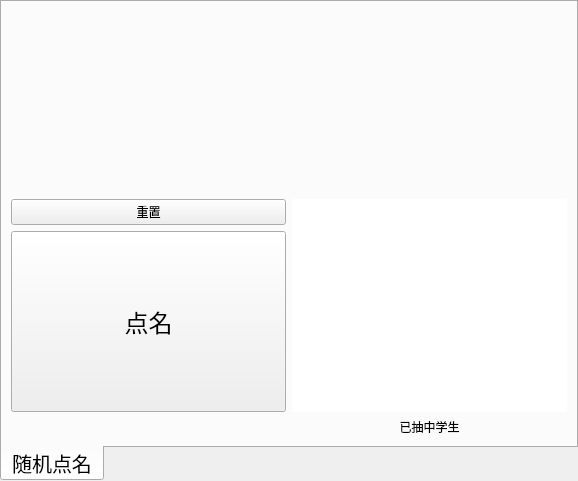
This is display/extrawindow.ui in bili9blood/class-system as Qt 5 draws it before an edit. The edited form follows.
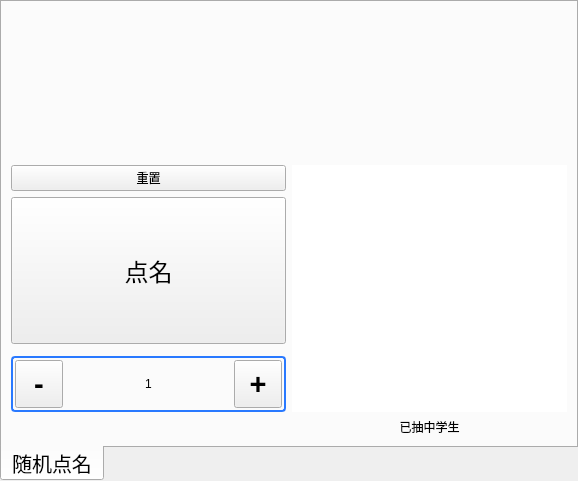
This is the edited form.

Commit message: feat(display/extrawnd): multi-rollcall

Patch:
```diff
--- a/display/extrawindow.ui
+++ b/display/extrawindow.ui
@@ -46,18 +46,11 @@
       <attribute name="title">
        <string>随机点名</string>
       </attribute>
-      <layout class="QGridLayout" name="rollcall_layout" rowstretch="1,1,1,0" columnstretch="1,1">
-       <item row="1" column="1" rowspan="2">
-        <widget class="QListWidget" name="called_list">
-         <property name="frameShape">
-          <enum>QFrame::NoFrame</enum>
-         </property>
-        </widget>
-       </item>
-       <item row="1" column="0">
-        <widget class="QPushButton" name="rollcall_reset_button">
-         <property name="text">
-          <string>重置</string>
+      <layout class="QGridLayout" name="rollcall_layout" rowstretch="1,1,1,0,0,0" columnstretch="1,1">
+       <item row="5" column="0">
+        <widget class="QLabel" name="uncalled_students_label">
+         <property name="wordWrap">
+          <bool>true</bool>
          </property>
         </widget>
        </item>
@@ -88,7 +81,14 @@
          </property>
         </widget>
        </item>
-       <item row="3" column="1">
+       <item row="1" column="0">
+        <widget class="QPushButton" name="rollcall_reset_button">
+         <property name="text">
+          <string>重置</string>
+         </property>
+        </widget>
+       </item>
+       <item row="5" column="1">
         <widget class="QLabel" name="called_title_label">
          <property name="text">
           <string>已抽中学生</string>
@@ -98,10 +98,99 @@
          </property>
         </widget>
        </item>
-       <item row="3" column="0">
-        <widget class="QLabel" name="uncalled_students_label">
-         <property name="wordWrap">
-          <bool>true</bool>
+       <item row="4" column="0">
+        <widget class="QWidget" name="rollcall_count_widget" native="true">
+         <property name="minimumSize">
+          <size>
+           <width>0</width>
+           <height>20</height>
+          </size>
+         </property>
+         <property name="styleSheet">
+          <string notr="true">#rollcall_count_widget {
+  border: 2px solid #2979FF;
+  border-radius: 4px;
+}
+
+QToolButton {
+  font-size: 29px;
+  font-weight: 1000;
+}</string>
+         </property>
+         <layout class="QHBoxLayout" name="rollcall_count_layout">
+          <property name="leftMargin">
+           <number>4</number>
+          </property>
+          <property name="topMargin">
+           <number>4</number>
+          </property>
+          <property name="rightMargin">
+           <number>4</number>
+          </property>
+          <property name="bottomMargin">
+           <number>4</number>
+          </property>
+          <item>
+           <widget class="QToolButton" name="rollcall_decrease_count_btn">
+            <property name="sizePolicy">
+             <sizepolicy hsizetype="Maximum" vsizetype="Fixed">
+              <horstretch>0</horstretch>
+              <verstretch>0</verstretch>
+             </sizepolicy>
+            </property>
+            <property name="minimumSize">
+             <size>
+              <width>48</width>
+              <height>48</height>
+             </size>
+            </property>
+            <property name="text">
+             <string>-</string>
+            </property>
+           </widget>
+          </item>
+          <item>
+           <widget class="QLabel" name="rollcall_count_label">
+            <property name="sizePolicy">
+             <sizepolicy hsizetype="Preferred" vsizetype="Preferred">
+              <horstretch>0</horstretch>
+              <verstretch>0</verstretch>
+             </sizepolicy>
+            </property>
+            <property name="text">
+             <string>1</string>
+            </property>
+            <property name="alignment">
+             <set>Qt::AlignCenter</set>
+            </property>
+           </widget>
+          </item>
+          <item>
+           <widget class="QToolButton" name="rollcall_increase_count_btn">
+            <property name="sizePolicy">
+             <sizepolicy hsizetype="Maximum" vsizetype="Fixed">
+              <horstretch>0</horstretch>
+              <verstretch>0</verstretch>
+             </sizepolicy>
+            </property>
+            <property name="minimumSize">
+             <size>
+              <width>48</width>
+              <height>48</height>
+             </size>
+            </property>
+            <property name="text">
+             <string>+</string>
+            </property>
+           </widget>
+          </item>
+         </layout>
+        </widget>
+       </item>
+       <item row="1" column="1" rowspan="4">
+        <widget class="QListWidget" name="called_list">
+         <property name="frameShape">
+          <enum>QFrame::NoFrame</enum>
          </property>
         </widget>
        </item>
```
Left out of the diff: 37 changed lines with no effect on the pictures. The commit also changes 2 other files.
